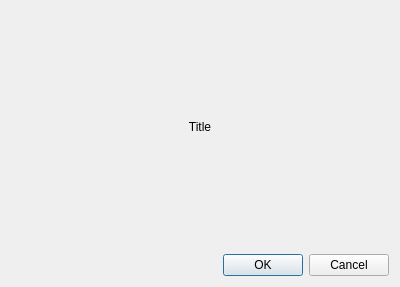
Before: the Qt Designer form Src/DlgUserPassword.ui in KangLin/RabbitRemoteControl, drawn with Qt 5.
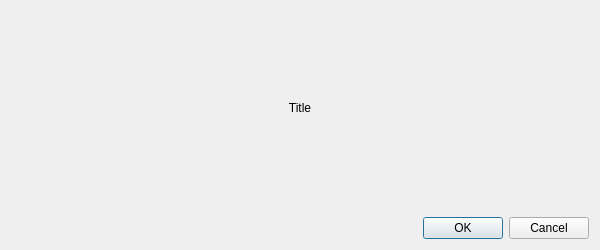
After: the same form once the commit is applied. Custom widgets are drawn as their Qt base class.

```diff
--- a/Src/DlgUserPassword.ui
+++ b/Src/DlgUserPassword.ui
@@ -6,8 +6,8 @@
    <rect>
     <x>0</x>
     <y>0</y>
-    <width>400</width>
-    <height>287</height>
+    <width>600</width>
+    <height>250</height>
    </rect>
   </property>
   <property name="windowTitle">
```
